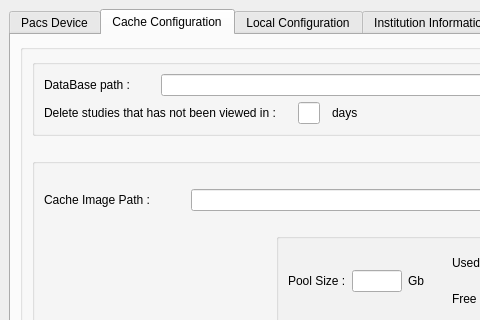
Before: the Qt Designer form starviewer/src/interface/qconfigurationscreenbase.ui in starviewer-medical/starviewer, drawn with Qt 5; both pictures show x 0 to 480 and y 0 to 320 of the 848 by 520 pixel window.
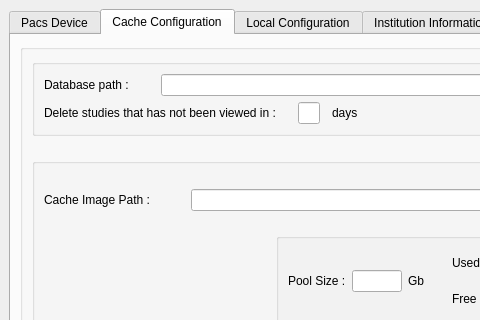
After: the same form once the commit is applied. The open tabs and pages were chosen to show the change.

Commit message: ENH: Correccions ortogràfiques

```diff
--- a/starviewer/src/interface/qconfigurationscreenbase.ui
+++ b/starviewer/src/interface/qconfigurationscreenbase.ui
@@ -738,7 +738,7 @@
                     </size>
                    </property>
                    <property name="text" >
-                    <string>DataBase path :</string>
+                    <string>Database path :</string>
                    </property>
                    <property name="textFormat" >
                     <enum>Qt::RichText</enum>
```
The commit also changes 1 other file.
